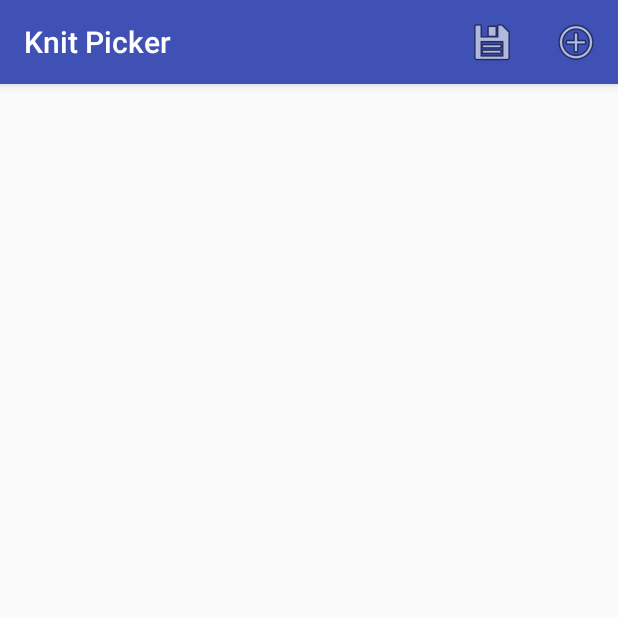
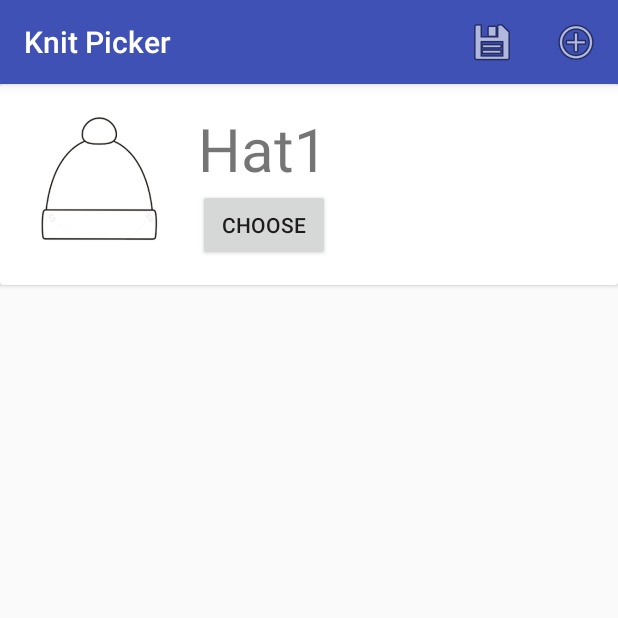
Before and after one commit to stephanieyang/FinalProject-WeiyingZStephanieYLuJ, an Android app: the ItemActivity screen opened directly, with no data from a screen before it, after a tap on "Add", on a phone screen of 412 x 824 dp, the top half of it. Run offline under Robolectric (Android 15) with nearby library versions, the phone set to English and light mode, and no system bars; our stand-ins replace Firebase (no records; nobody signed in at launch, a user with empty details on screens opened directly); 1 statement that could not run was skipped.

Commit message:
undid changes causing problems with ItemActivity

```diff
--- a/app/src/main/java/com/example/android/mstu5031_knittingapp/ItemActivity.java
+++ b/app/src/main/java/com/example/android/mstu5031_knittingapp/ItemActivity.java
@@ -1,5 +1,6 @@
 package com.example.android.mstu5031_knittingapp;
 
+import android.content.Context;
 import android.content.Intent;
 import android.os.Bundle;
 import android.support.v7.app.AppCompatActivity;
@@ -62,7 +63,7 @@ public class ItemActivity extends AppCompatActivity {
         items.add(new Item("Hat1", "hat1"));
         items.add(new Item("Hat2", "hat2"));
 
-
+        final Context context = this;
 
         final ArrayList<Item> itemList = new ArrayList<Item>();
 
@@ -81,6 +82,15 @@ public class ItemActivity extends AppCompatActivity {
                 }
                 Log.d("V", "Size of list is: " + itemList.size());
                 Log.d("V", itemList.get(0).getName() + " " + itemList.get(1).getName());
+
+                // use itemList to fill in the RecyclerView
+                Log.v("TESTING","done loading itemList in ItemActivity");
+                Log.v("TESTING",String.valueOf(itemList.size()));
+                items = itemList;
+
+                itemsAdapter = new ItemAdapter(items, context);
+                recylerView1.setAdapter(new ItemAdapter(items, context));
+                recylerView1.setAdapter(itemsAdapter);
             }
 
             @Override
```
